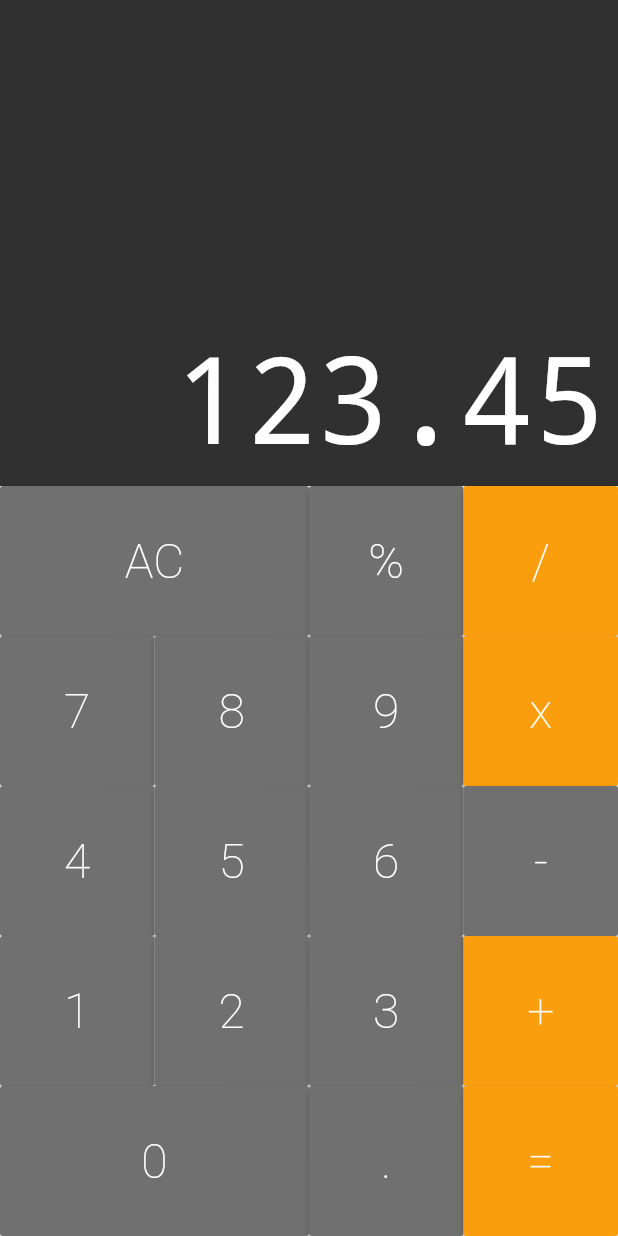
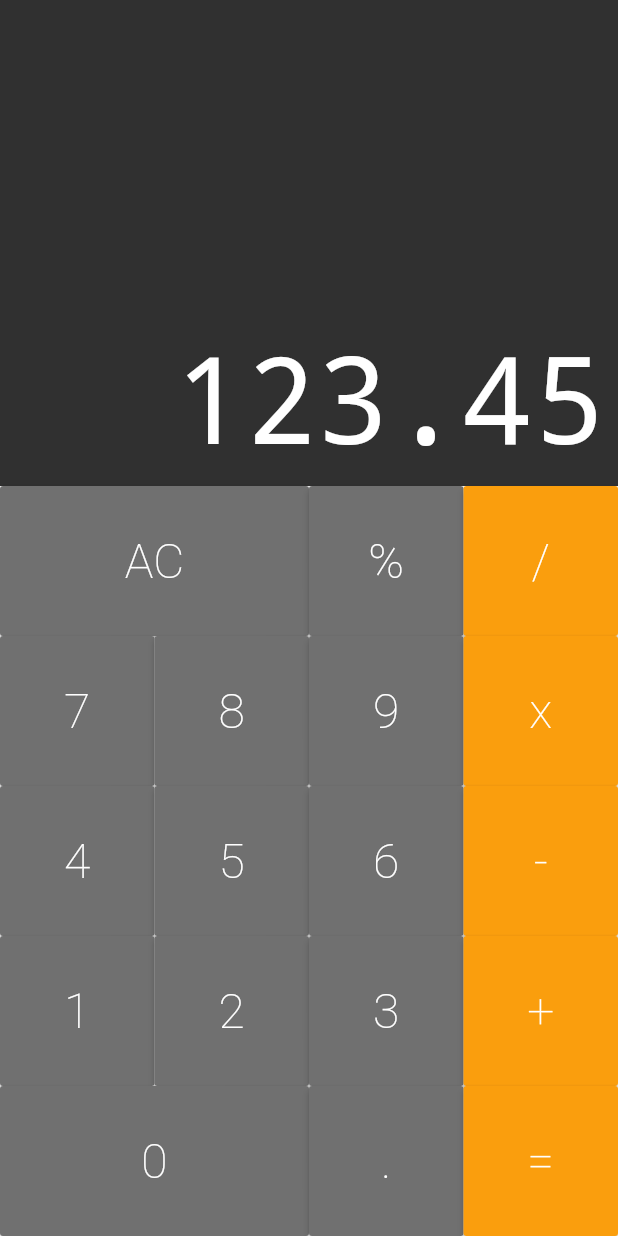
Before and after one commit to gisesonia/calculadoraflutter, a Flutter app: the screen it shows after launch, on a phone screen of 412 x 824 dp. Run offline on Flutter 3.47's test engine with Material 2 defaults, Android fonts, the phone set to English and light mode, and no system bars; drawn by our look-alikes of auto_size_text; missing offline and left inert: dart:ffi.

```diff
--- a/lib/components/button.dart
+++ b/lib/components/button.dart
@@ -8,24 +8,27 @@ class Button extends StatelessWidget {
   final String text;
   final bool big;
   final Color color;
+  final void Function(String) callback;
 
   Button({
     @required this.text,
     this.big = false,
     this.color = DEFAULT,
+    @required this.callback,
   });
 
-  Button.big({
-    @required this.text,
-    this.big = true,
-    this.color = DEFAULT,
-  });
+  Button.big(
+      {@required this.text,
+      this.big = true,
+      this.color = DEFAULT,
+      @required this.callback});
 
-  Button.operation({
-    @required this.text,
-    this.big = false,
-    this.color = OPERATION,
-  });
+  Button.operation(
+      {@required this.text,
+      this.big = false,
+      this.color = OPERATION,
+      @required this.callback});
+
   @override
   Widget build(BuildContext context) {
     return Expanded(
@@ -37,7 +40,7 @@ class Button extends StatelessWidget {
           style: TextStyle(
               color: Colors.white, fontSize: 32, fontWeight: FontWeight.w200),
         ),
-        onPressed: () {},
+        onPressed: () => callback(text),
       ),
     );
   }
--- a/lib/components/keyboard.dart
+++ b/lib/components/keyboard.dart
@@ -1,9 +1,15 @@
+import 'dart:ffi';
+
 import 'package:calculator/components/button_row.dart';
 import 'package:flutter/material.dart';
 
 import 'button.dart';
 
 class Keyboard extends StatelessWidget {
+  final void Function(String) callback;
+
+  Keyboard(this.callback);
+
   @override
   Widget build(BuildContext context) {
     return Container(
@@ -13,32 +19,84 @@ class Keyboard extends StatelessWidget {
           ButtonRow([
             Button.big(
               text: 'AC',
+              callback: callback,
             ),
-            Button(text: '%'),
-            Button.operation(text: '/'),
+            Button(
+              text: '%',
+              callback: callback,
+            ),
+            Button.operation(
+              text: '/',
+              callback: callback,
+            ),
           ]),
           ButtonRow([
-            Button(text: '7'),
-            Button(text: '8'),
-            Button(text: '9'),
-            Button.operation(text: 'x')
+            Button(
+              text: '7',
+              callback: callback,
+            ),
+            Button(
+              text: '8',
+              callback: callback,
+            ),
+            Button(
+              text: '9',
+              callback: callback,
+            ),
+            Button.operation(
+              text: 'x',
+              callback: callback,
+            )
           ]),
           ButtonRow([
-            Button(text: '4'),
-            Button(text: '5'),
-            Button(text: '6'),
-            Button(text: '-')
+            Button(
+              text: '4',
+              callback: callback,
+            ),
+            Button(
+              text: '5',
+              callback: callback,
+            ),
+            Button(
+              text: '6',
+              callback: callback,
+            ),
+            Button.operation(
+              text: '-',
+              callback: callback,
+            )
           ]),
           ButtonRow([
-            Button(text: '1'),
-            Button(text: '2'),
-            Button(text: '3'),
-            Button.operation(text: '+')
+            Button(
+              text: '1',
+              callback: callback,
+            ),
+            Button(
+              text: '2',
+              callback: callback,
+            ),
+            Button(
+              text: '3',
+              callback: callback,
+            ),
+            Button.operation(
+              text: '+',
+              callback: callback,
+            )
           ]),
           ButtonRow([
-            Button.big(text: '0'),
-            Button(text: '.'),
-            Button.operation(text: '='),
+            Button.big(
+              text: '0',
+              callback: callback,
+            ),
+            Button(
+              text: '.',
+              callback: callback,
+            ),
+            Button.operation(
+              text: '=',
+              callback: callback,
+            ),
           ])
         ],
       ),
--- a/lib/screens/calculator.dart
+++ b/lib/screens/calculator.dart
@@ -3,13 +3,17 @@ import 'package:flutter/material.dart';
 import '../components/display.dart';
 
 class Calculator extends StatelessWidget {
+  _onPressed(String text) {
+    print(text);
+  }
+
   @override
   Widget build(BuildContext context) {
     return MaterialApp(
       home: Column(
         children: <Widget>[
           Display('123.45'),
-          Keyboard(),
+          Keyboard(_onPressed),
         ],
       ),
     );
```
